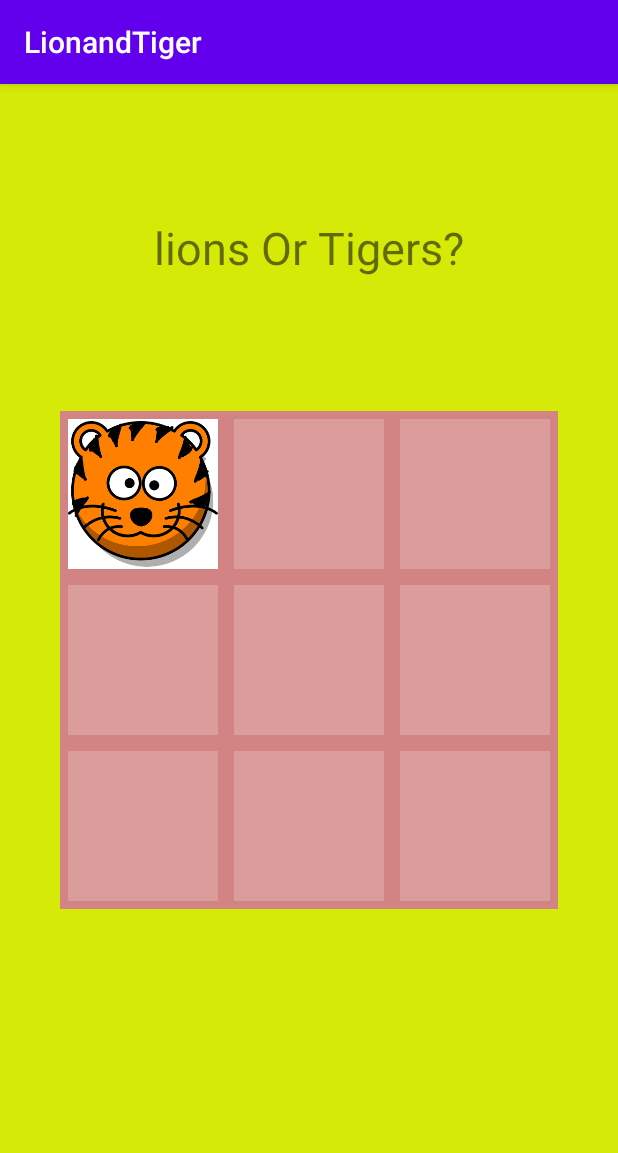
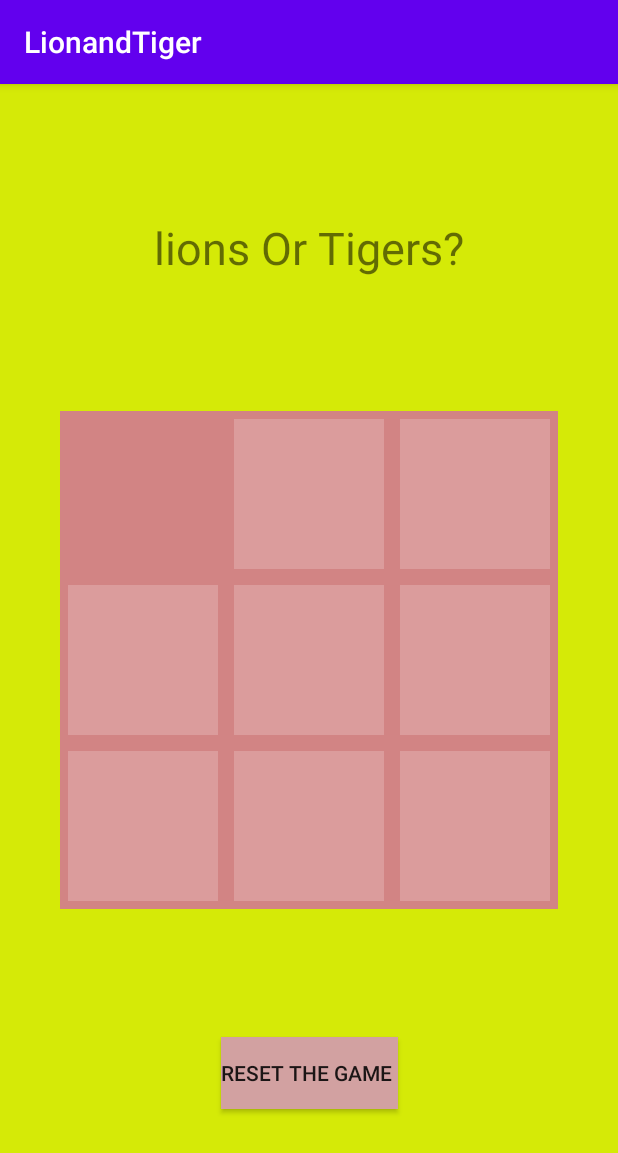
Before and after one commit to Adityasg21/LionandTiger, an Android app: the screen it shows after launch (MainActivity), after a tap on an icon or button, on a phone screen of 412 x 824 dp. Shown: the top 1153 px of the screen. Run offline under Robolectric (Android 15) with nearby library versions, the phone set to English and light mode, and no system bars.

Commit message:
final game

```diff
--- a/app/src/main/java/com/example/lionandtiger/MainActivity.java
+++ b/app/src/main/java/com/example/lionandtiger/MainActivity.java
@@ -1,53 +1,138 @@
 package com.example.lionandtiger;
-
-import androidx.appcompat.app.AppCompatActivity;
 
 import android.os.Bundle;
 import android.view.View;
+import android.widget.Button;
+
 import android.widget.ImageView;
 import android.widget.Toast;
+import android.widget.Toolbar;
 
-import java.util.concurrent.Callable;
+import androidx.appcompat.app.AppCompatActivity;
+import androidx.gridlayout.widget.GridLayout;
 
 public class MainActivity extends AppCompatActivity {
 
-    enum Player{
-        ONE,TWO
+    enum Player {                  //for count of players
+
+        ONE, TWO, No
     }
+    Player currentPlayer = Player.ONE;         //currentPLayer//
 
-    Player CurrentPlayer=Player.ONE;
+    Player[] playerChoices = new Player[9];               //array to keep which grid is filled by a Player//
 
-    Player[] playerChoices= new Player[9];
-    int[][] winner ={{0,1,2},{3,4,5},{6,7,8},{0,3,6},{1,4,7},{2,5,8},{0,4,8},{2,4,6}};
+    int[][] winnerRowsColumns = {{0, 1, 2}, {3, 4, 5}, {6, 7, 8},    //array to keep a check a win is there//
+            {0, 3, 6}, {1, 4, 7}, {2, 5, 8}, {0, 4, 8}, {2, 4, 6}};
+
+    private boolean gameOver = false;              //variable to game is finished or not//
+
+    private Button btnReset;                        //btn to reset//
+
+    private GridLayout gridLayout;
 
     @Override
     protected void onCreate(Bundle savedInstanceState) {
         super.onCreate(savedInstanceState);
         setContentView(R.layout.activity_main);
 
+        for(int i=0;i<9;i++){
+            playerChoices[i]=Player.No;                       // intialize tha no player has chosen
+                                                              // anything
+        }
+
+        btnReset = findViewById(R.id.btnReset);
+        gridLayout = findViewById(R.id.gridLayout);
+
+        btnReset.setOnClickListener(new View.OnClickListener() {
+            @Override
+            public void onClick(View v) {                              //onclick to listen the game //
+
+                resetTheGame();
+            }
+        });
+
+    }
+
+    public void imageViewIsTapped(View imageView) {
+
+        ImageView tappedImageView = (ImageView) imageView;
+        int tiTag = Integer.parseInt(tappedImageView.getTag().toString());
+
+        if (playerChoices[tiTag] == Player.No && gameOver == false) {             //check if grid has been chosen or not//
+
+            tappedImageView.setTranslationX(-2000);
+
+            playerChoices[tiTag] = currentPlayer;
+
+            if (currentPlayer == Player.ONE) {
+
+                tappedImageView.setImageResource(R.drawable.lion);
+                currentPlayer = Player.TWO;
+
+            } else if (currentPlayer == Player.TWO) {
+
+                tappedImageView.setImageResource(R.drawable.tiger);
+                currentPlayer = Player.ONE;
+            }
+
+            tappedImageView.animate().translationXBy(2000).
+                    alpha(1).rotation(36000).setDuration(2000);
+
+            Toast.makeText(this, tappedImageView.getTag().toString(),
+                    Toast.LENGTH_SHORT).show();
+
+            for (int[] winnerColumns : winnerRowsColumns) {                                 //checking after every click that win is achieved//
+
+                if (playerChoices[winnerColumns[0]] ==
+                        playerChoices[winnerColumns[1]]
+                        && playerChoices[winnerColumns[1]]
+                        == playerChoices[winnerColumns[2]] && playerChoices[winnerColumns[0]] != Player.No) {
+
+                    btnReset.setVisibility(View.VISIBLE);
+                    gameOver = true;
+                    String winnerOfGame = "";
+
+                    if (currentPlayer == Player.ONE) {
+
+                        winnerOfGame = "Player Two ";
+
+                    } else if (currentPlayer == Player.TWO) {
+
+                        winnerOfGame = "Player One ";
 
 
+                    }
+
+                    Toast.makeText(this, winnerOfGame + "is the Winner",
+                            Toast.LENGTH_LONG).show();
+
+
+                }
+            }
+        }
+
     }
-public void ImageViewisTapped(View imageView){
 
-    ImageView ImageViewTapped=(ImageView)imageView;
-    ImageViewTapped.setTranslationX(-2000);
+    // Reset Game Function
+    private void resetTheGame() {
 
-    int tiTag=Integer.parseInt(ImageViewTapped.getTag().toString());
+        for (int index = 0; index < gridLayout.getChildCount(); index++) {
 
-    playerChoices[tiTag]=CurrentPlayer;
+            ImageView imageView = (ImageView) gridLayout.getChildAt(index);
+            imageView.setImageDrawable(null);
+            imageView.setAlpha(0.2f);
+        }
 
-    if(CurrentPlayer==Player.ONE){
-        ImageViewTapped.setImageResource(R.drawable.tiger);
-        CurrentPlayer=Player.TWO;
-    }
-    else {
-        ImageViewTapped.setImageResource(R.drawable.lion);
-        CurrentPlayer=Player.ONE;
-    }
-    Toast.makeText(this,ImageViewTapped.getTag().toString(),Toast.LENGTH_LONG).show();
-    ImageViewTapped.animate().translationXBy(2000).alpha(1).rotation(36000).setDuration(1000);
+        currentPlayer = Player.ONE;
+        for(int i=0;i<9;i++){
+            playerChoices[i]=Player.No;
+        }
+
+
+        gameOver = false;
+
     }
 
 
+
 }
--- a/app/src/main/res/layout/activity_main.xml
+++ b/app/src/main/res/layout/activity_main.xml
@@ -32,7 +32,7 @@
             android:layout_margin="5dp"
             android:alpha="0.2"
             android:background="#FFFFFF"
-            android:onClick="ImageViewisTapped"
+            android:onClick="imageViewIsTapped"
             android:tag="0"
             app:layout_column="0"
             app:layout_row="0" />
@@ -44,7 +44,7 @@
             android:layout_margin="5dp"
             android:alpha="0.2"
             android:background="#FFFFFF"
-            android:onClick="ImageViewisTapped"
+            android:onClick="imageViewIsTapped"
             android:tag="1"
             app:layout_column="1"
             app:layout_row="0" />
@@ -56,7 +56,7 @@
             android:layout_margin="5dp"
             android:alpha="0.2"
             android:background="#FFFFFF"
-            android:onClick="ImageViewisTapped"
+            android:onClick="imageViewIsTapped"
             android:tag="2"
             app:layout_column="2"
             app:layout_row="0" />
@@ -68,7 +68,7 @@
             android:layout_margin="5dp"
             android:alpha="0.2"
             android:background="#FFFFFF"
-            android:onClick="ImageViewisTapped"
+            android:onClick="imageViewIsTapped"
             android:tag="3"
             app:layout_column="0"
             app:layout_row="1" />
@@ -80,7 +80,7 @@
             android:layout_margin="5dp"
             android:alpha="0.2"
             android:background="#FFFFFF"
-            android:onClick="ImageViewisTapped"
+            android:onClick="imageViewIsTapped"
             android:tag="4"
             app:layout_column="1"
             app:layout_row="1" />
@@ -92,7 +92,7 @@
             android:layout_margin="5dp"
             android:alpha="0.2"
             android:background="#FFFFFF"
-            android:onClick="ImageViewisTapped"
+            android:onClick="imageViewIsTapped"
             android:tag="5"
             app:layout_column="2"
             app:layout_row="1" />
@@ -104,7 +104,7 @@
             android:layout_margin="5dp"
             android:alpha="0.2"
             android:background="#FFFFFF"
-            android:onClick="ImageViewisTapped"
+            android:onClick="imageViewIsTapped"
             android:tag="8"
             app:layout_column="2"
             app:layout_row="2" />
@@ -116,7 +116,7 @@
             android:layout_margin="5dp"
             android:alpha="0.2"
             android:background="#FFFFFF"
-            android:onClick="ImageViewisTapped"
+            android:onClick="imageViewIsTapped"
             android:tag="7"
             app:layout_column="1"
             app:layout_row="2" />
@@ -128,7 +128,7 @@
             android:layout_margin="5dp"
             android:alpha="0.2"
             android:background="#FFFFFF"
-            android:onClick="ImageViewisTapped"
+            android:onClick="imageViewIsTapped"
             android:tag="6"
             app:layout_column="0"
             app:layout_row="2" />
@@ -145,4 +145,15 @@
         app:layout_constraintEnd_toEndOf="parent"
         app:layout_constraintStart_toStartOf="parent"
         app:layout_constraintTop_toTopOf="parent" />
+
+    <Button
+        android:id="@+id/btnReset"
+        android:layout_width="wrap_content"
+        android:layout_height="wrap_content"
+        android:background="#D2A1A1"
+        android:text="Reset the Game "
+        app:layout_constraintBottom_toBottomOf="parent"
+        app:layout_constraintEnd_toEndOf="parent"
+        app:layout_constraintStart_toStartOf="parent"
+        app:layout_constraintTop_toBottomOf="@+id/gridLayout" />
 </androidx.constraintlayout.widget.ConstraintLayout>
```
